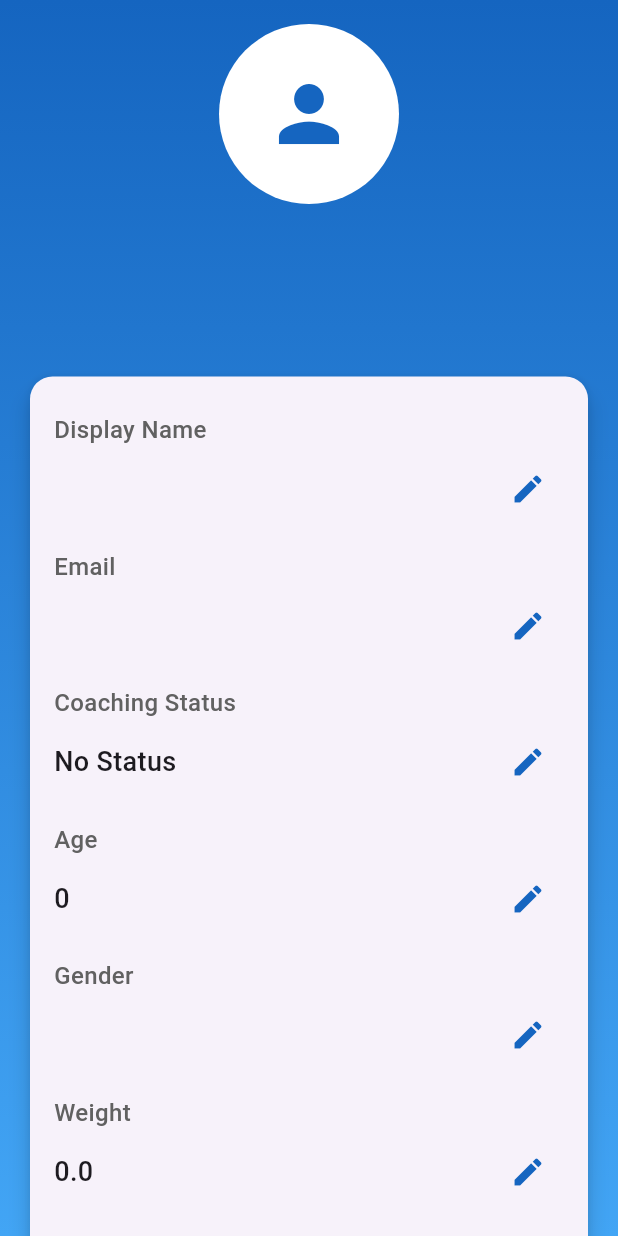
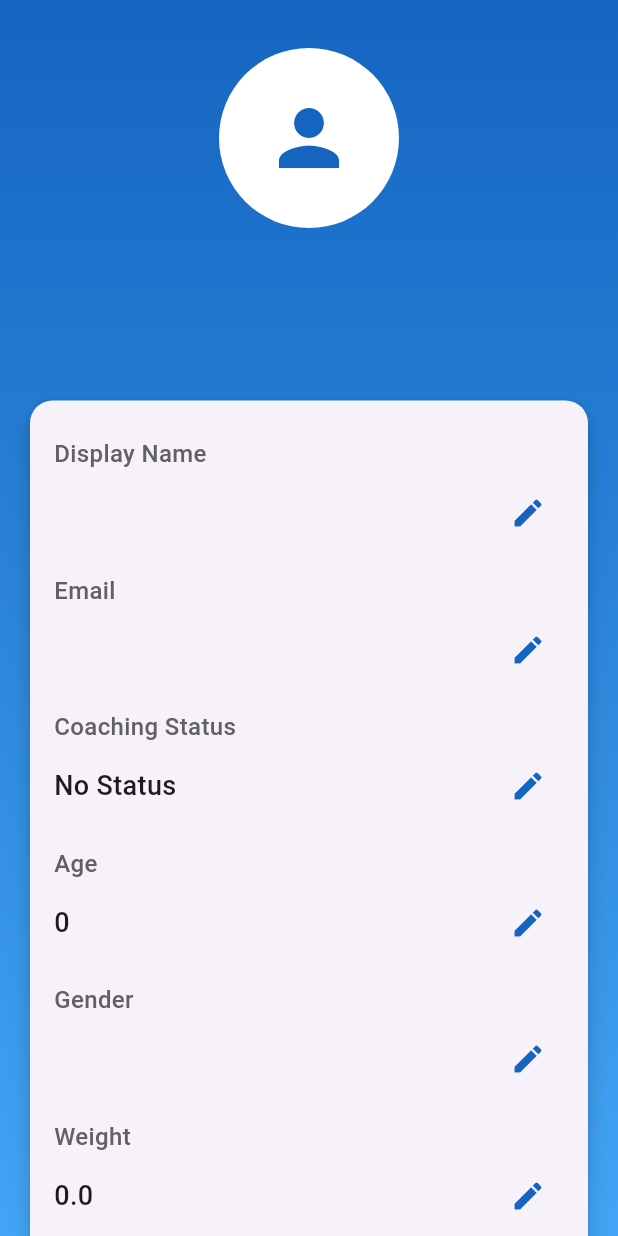
Before and after one commit to DylanO9/fitness_network, a Flutter app: the ProfilePage screen opened directly, on a phone screen of 412 x 824 dp. Run offline on Flutter 3.47's test engine with Material 3 defaults, Android fonts, the light colour scheme and no system bars; our stand-ins replace fl_chart, supabase_flutter, table_calendar; accounts and stored records are empty.

Commit message:
Enhancement: Fixing margins

```diff
--- a/lib/profile_page.dart
+++ b/lib/profile_page.dart
@@ -108,7 +108,7 @@ class _ProfilePageState extends State<ProfilePage> {
         ),
         child: SingleChildScrollView(
           child: Padding(
-            padding: const EdgeInsets.all(16.0),
+            padding: const EdgeInsets.symmetric(horizontal: 16.0, vertical: 32.0),
             child: Column(
               children: [
                 // Profile Picture and Name
--- a/lib/workouts_page.dart
+++ b/lib/workouts_page.dart
@@ -121,7 +121,7 @@ class _WorkoutsPageState extends State<WorkoutsPage> {
           children: [
             // Calendar Section
             Padding(
-              padding: const EdgeInsets.all(16.0),
+              padding: const EdgeInsets.symmetric(horizontal: 16.0, vertical: 32.0),
               child: Card(
                 elevation: 6,
                 shape: RoundedRectangleBorder(
```
